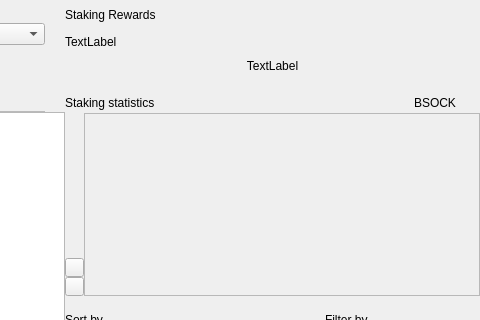
bitstockproject/bitstock-core, file src/qt/bitstock/forms/dashboardwidget.ui: the form before one commit; both pictures show x 557 to 1037 and y 0 to 320 of the 1037 by 690 pixel window.
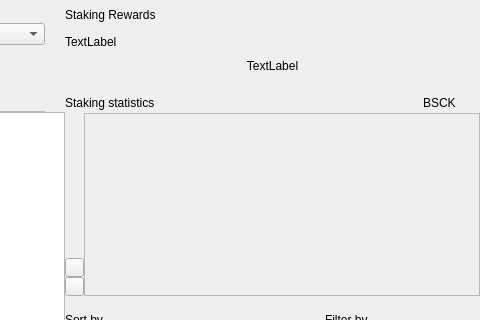
The form after the commit.

What changed in the file:
```diff
--- a/src/qt/bitstock/forms/dashboardwidget.ui
+++ b/src/qt/bitstock/forms/dashboardwidget.ui
@@ -684,7 +684,7 @@
                 <item>
                  <widget class="QLabel" name="labelPiv">
                   <property name="text">
-                   <string>BSOCK</string>
+                   <string>BSCK</string>
                   </property>
                  </widget>
                 </item>
```
